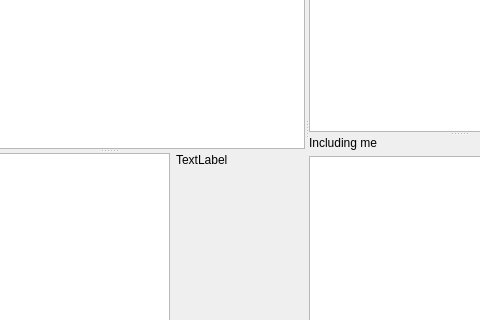
Above: mqt/MqtKSTClient/kstmainwindow.ui from Rsclub22/Minos2-Mirror before the change; both pictures show x 96 to 576 and y 263 to 583 of the 713 by 909 pixel window. Below: the same form after it.
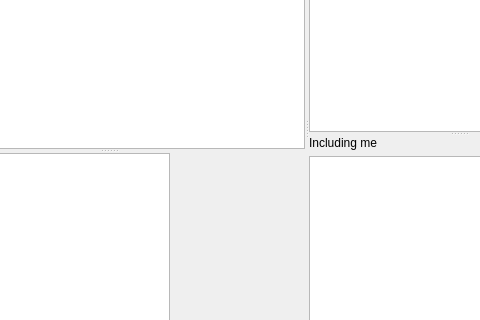
That is the form after the change. Custom widgets are drawn as their Qt base class.

Diff of the .ui file:
```diff
--- a/mqt/MqtKSTClient/kstmainwindow.ui
+++ b/mqt/MqtKSTClient/kstmainwindow.ui
@@ -195,7 +195,7 @@
            <item>
             <widget class="QLabel" name="planeslabel">
              <property name="text">
-              <string>TextLabel</string>
+              <string/>
              </property>
             </widget>
            </item>
```
